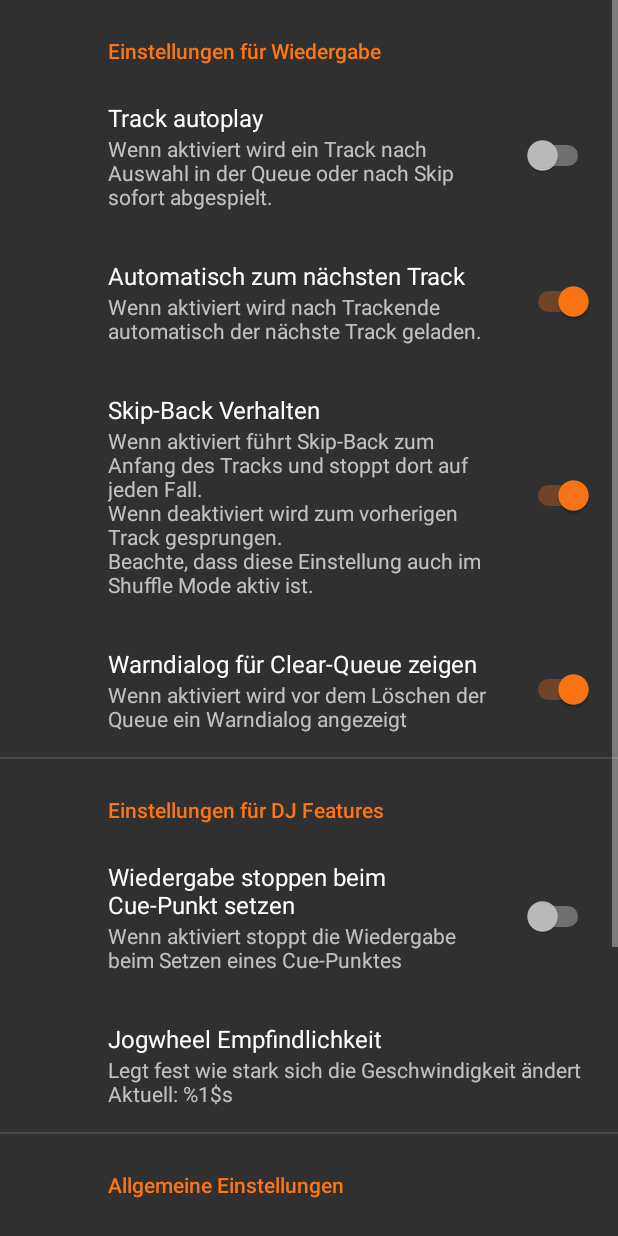
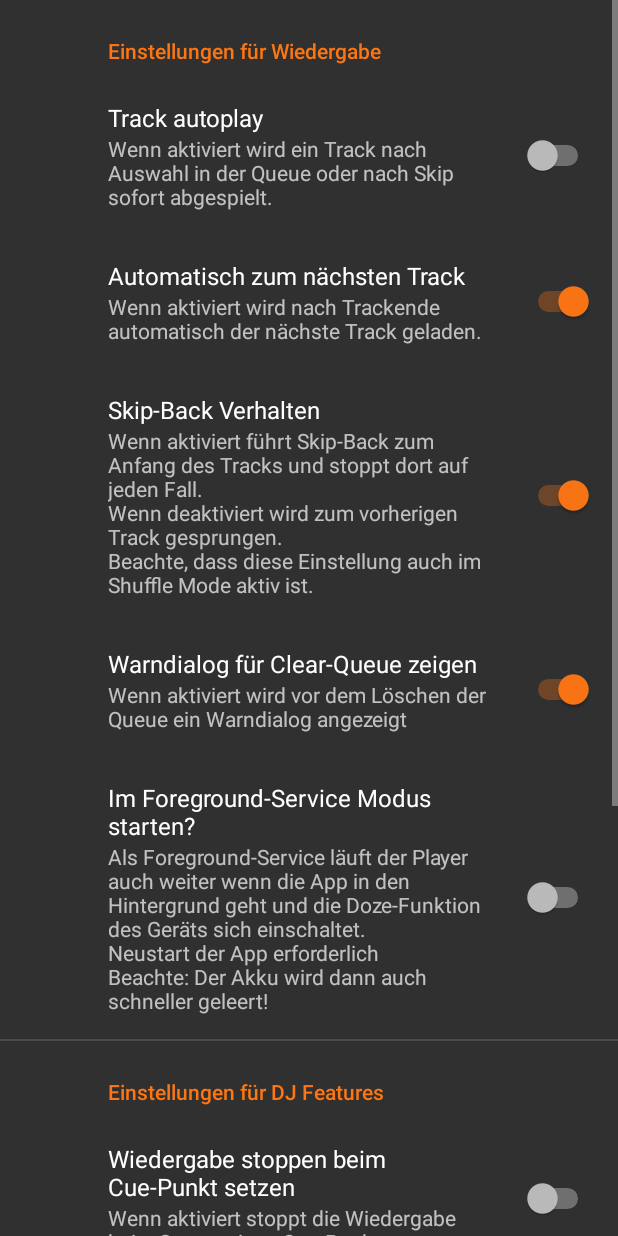
Before and after one commit to qstuff/qplayer-kt, an Android app: the SettingsFragment screen opened directly, with no data from a screen before it, on a phone screen of 412 x 824 dp. Run offline under Robolectric (Android 15) with nearby library versions, the light colour scheme and no system bars; our stand-ins replace Timber, androidx.preference; libraries missing offline, so code that uses them is left out: org.koin.standalone; 9 statements that could not run were skipped.

Commit message:
let user chose if the app runs a foreground service or not

```diff
--- a/app/src/main/java/org/qstuff/qplayer/datasource/preferences/PreferencesDataSource.kt
+++ b/app/src/main/java/org/qstuff/qplayer/datasource/preferences/PreferencesDataSource.kt
@@ -45,7 +45,7 @@ class PreferencesDataSource (val context: Context) : KoinComponent {
         const val PREFS_ENABLE_REMAIN_BLINK = "PREFS_ENABLE_REMAIN_BLINK"
         const val PREFS_SHOW_CLEAR_QUEUE_DIALOG = "PREFS_SHOW_CLEAR_QUEUE_DIALOG"
         const val PREFS_JOG_WHEEL_SENSITIVITY = "PREFS_JOG_WHEEL_SENSITIVITY"
-
+        const val PREFS_START_FOREGROUND = "PREFS_START_FOREGROUND"
 
         // Others
         const val PREFS_ENABLE_CRASHREPORTING_DIALOG_SHOWN = "PREFS_ENABLE_CRASHREPORTING_DIALOG_SHOWN"
@@ -159,5 +159,5 @@ class PreferencesDataSource (val context: Context) : KoinComponent {
     fun isCrashreportingEnabled() = preferences.getBoolean(PREFS_ENABLE_CRASHREPORTING, false)
     fun isBlinkingRemainEnabled() = preferences.getBoolean(PREFS_ENABLE_REMAIN_BLINK, true)
     fun getJogWheelSensitivity() = Integer.parseInt(preferences.getString(PREFS_JOG_WHEEL_SENSITIVITY, "10")!!)
-
+    fun isStartForegroundEnabled() = preferences.getBoolean(PREFS_START_FOREGROUND, false)
 }
--- a/app/src/main/java/org/qstuff/qplayer/settings/SettingsFragment.kt
+++ b/app/src/main/java/org/qstuff/qplayer/settings/SettingsFragment.kt
@@ -39,6 +39,9 @@ class SettingsFragment : PreferenceFragmentCompat(), KoinComponent,
 
         (findPreference<SwitchPreference>(getString(R.string.prefs_key_show_clear_queue_dialog)))!!.isChecked =
                 preferencesDataSource.isShowClearQueueWarningEnabled()
+
+        (findPreference<SwitchPreference>(getString(R.string.prefs_key_start_foreground)))!!.isChecked =
+                preferencesDataSource.isStartForegroundEnabled()
 
         (findPreference<SwitchPreference>(getString(R.string.prefs_key_stop_playback_on_cue)))!!.isChecked =
                 preferencesDataSource.isStopPlaybackOnSettingCuepointEnabled()
--- a/app/src/main/res/values/strings.xml
+++ b/app/src/main/res/values/strings.xml
@@ -79,6 +79,7 @@
     <string name="prefs_key_app_version" translatable="false">PREFS_APP_VERSION</string>
     <string name="prefs_key_device_info" translatable="false">PREFS_DEVICE_INFO</string>
     <string name="prefs_key_jogwheel_sensitivity" translatable="false">PREFS_JOG_WHEEL_SENSITIVITY</string>
+    <string name="prefs_key_start_foreground" translatable="false">PREFS_START_FOREGROUND</string>
 
     <!-- Basic Playback Settings -->
     <string name="settings_cat_player_basic_title">Einstellungen für Wiedergabe</string>
@@ -94,6 +95,9 @@
 
     <string name="settings_show_clear_queue_title">Warndialog für Clear-Queue zeigen</string>
     <string name="settings_show_clear_queue_summary">Wenn aktiviert wird vor dem Löschen der Queue ein Warndialog angezeigt</string>
+
+    <string name="settings_start_foreground_title">Im Foreground-Service Modus starten?</string>
+    <string name="settings_start_foreground_summary">Als Foreground-Service läuft der Player auch weiter wenn die App in den Hintergrund geht und die Doze-Funktion des Geräts sich einschaltet.\nNeustart der App erforderlich\nBeachte: Der Akku wird dann auch schneller geleert!</string>
 
     <!-- DJ Specific Settings -->
     <string name="settings_cat_dj_specific_options_title">Einstellungen für DJ Features</string>
--- a/app/src/main/res/xml/settings.xml
+++ b/app/src/main/res/xml/settings.xml
@@ -28,6 +28,12 @@
             android:title="@string/settings_show_clear_queue_title"
             android:summary="@string/settings_show_clear_queue_summary"
             android:defaultValue="true" />
+
+        <SwitchPreference
+            android:key="@string/prefs_key_start_foreground"
+            android:title="@string/settings_start_foreground_title"
+            android:summary="@string/settings_start_foreground_summary"
+            android:defaultValue="false" />
 
     </PreferenceCategory>
 
```
Also changed, not shown: app/src/main/java/org/qstuff/qplayer/player/PlayerViewModel.kt (+39 -8 lines), app/src/main/java/org/qstuff/qplayer/player/mediaservice/QMediaPlayerService.kt (+5 -3 lines), 2 other files.
